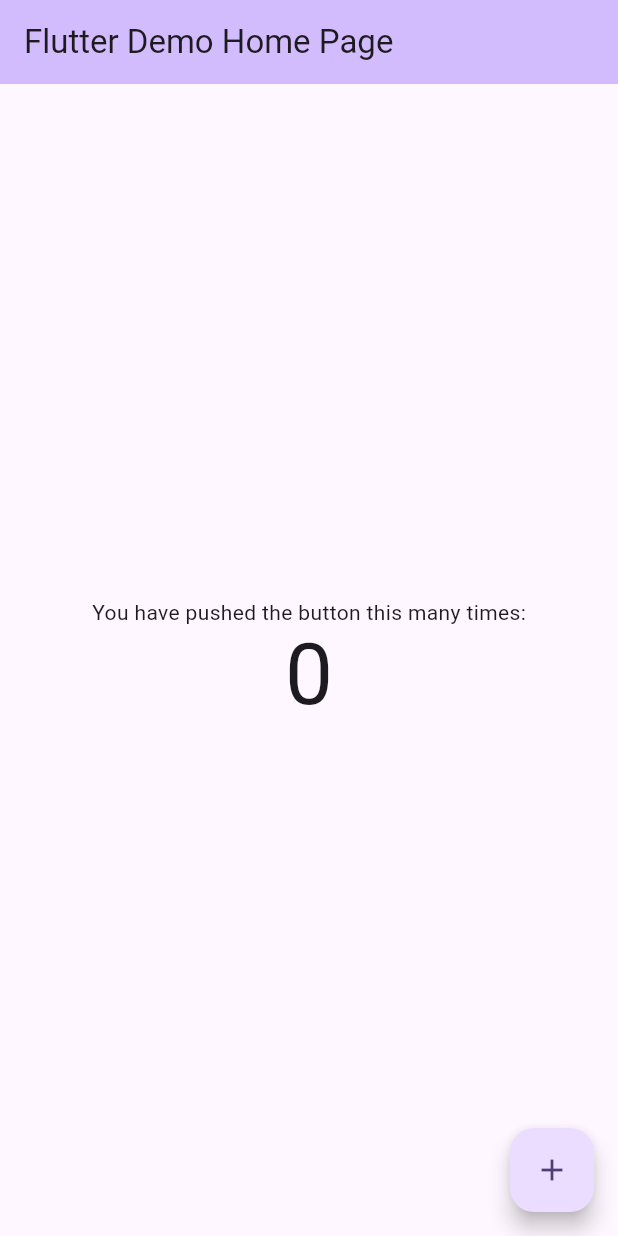
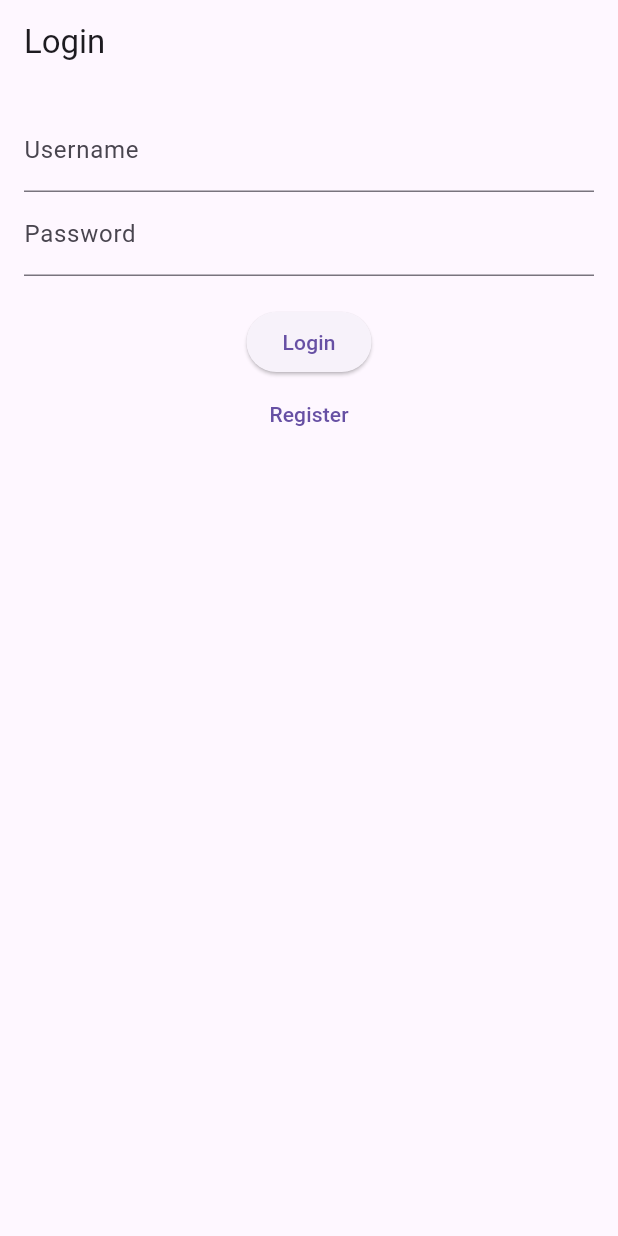
Before and after one commit to chanhuy142/contact_app, a Flutter app: the screen it shows after launch, on a phone screen of 412 x 824 dp. Run offline on Flutter 3.47's test engine with Material 3 defaults, Android fonts, the phone set to English and light mode, and no system bars; our stand-ins replace flutter_bloc.

Commit message:
first commit

```diff
--- a/lib/main.dart
+++ b/lib/main.dart
@@ -1,110 +1,54 @@
 import 'package:flutter/material.dart';
+import 'package:flutter_bloc/flutter_bloc.dart';
+
+import 'blocs/authentication_bloc.dart';
+import 'events/authentication_event.dart';
+import 'states/authentication_state.dart';
+import 'repositories/user_repository.dart';
+import 'screens/login_screen.dart';
+import 'screens/contact_list_screen.dart';
 
 void main() {
-  runApp(const MyApp());
+  runApp(MyApp());
 }
 
 class MyApp extends StatelessWidget {
-  const MyApp({super.key});
+  final UserRepository userRepository = UserRepository();
 
-  // This widget is the root of your application.
+  MyApp({super.key});
+
   @override
   Widget build(BuildContext context) {
     return MaterialApp(
-      title: 'Flutter Demo',
-      theme: ThemeData(
-        // This is the theme of your application.
-        //
-        // TRY THIS: Try running your application with "flutter run". You'll see
-        // the application has a purple toolbar. Then, without quitting the app,
-        // try changing the seedColor in the colorScheme below to Colors.green
-        // and then invoke "hot reload" (save your changes or press the "hot
-        // reload" button in a Flutter-supported IDE, or press "r" if you used
-        // the command line to start the app).
-        //
-        // Notice that the counter didn't reset back to zero; the application
-        // state is not lost during the reload. To reset the state, use hot
-        // restart instead.
-        //
-        // This works for code too, not just values: Most code changes can be
-        // tested with just a hot reload.
-        colorScheme: ColorScheme.fromSeed(seedColor: Colors.deepPurple),
-        useMaterial3: true,
+      title: 'BLoC Pattern App',
+      home: BlocProvider(
+        create: (context) =>
+            AuthenticationBloc(userRepository)..add(AppStarted()),
+        child: App(userRepository: userRepository),
       ),
-      home: const MyHomePage(title: 'Flutter Demo Home Page'),
     );
   }
 }
 
-class MyHomePage extends StatefulWidget {
-  const MyHomePage({super.key, required this.title});
+class App extends StatelessWidget {
+  final UserRepository userRepository;
 
-  // This widget is the home page of your application. It is stateful, meaning
-  // that it has a State object (defined below) that contains fields that affect
-  // how it looks.
-
-  // This class is the configuration for the state. It holds the values (in this
-  // case the title) provided by the parent (in this case the App widget) and
-  // used by the build method of the State. Fields in a Widget subclass are
-  // always marked "final".
-
-  final String title;
-
-  @override
-  State<MyHomePage> createState() => _MyHomePageState();
-}
-
-class _MyHomePageState extends State<MyHomePage> {
-  int _counter = 0;
-
-  void _incrementCounter() {
-    setState(() {
-      // This call to setState tells the Flutter framework that something has
-      // changed in this State, which causes it to rerun the build method below
-      // so that the display can reflect the updated values. If we changed
-      // _counter without calling setState(), then the build method would not be
-      // called again, and so nothing would appear to happen.
-      _counter++;
-    });
-  }
+  const App({required this.userRepository, super.key});
 
   @override
   Widget build(BuildContext context) {
-    // This method is rerun every time setState is called, for instance as done
-    // by the _incrementCounter method above.
-    //
-    // The Flutter framework has been optimized to make rerunning build methods
-    // fast, so that you can just rebuild anything that needs updating rather
-    // than having to individually change instances of widgets.
-    return Scaffold(
-      appBar: AppBar(
-        // TRY THIS: Try changing the color here to a specific color (to
-        // Colors.amber, perhaps?) and trigger a hot reload to see the AppBar
-        // change color while the other colors stay the same.
-        backgroundColor: Theme.of(context).colorScheme.inversePrimary,
-        // Here we take the value from the MyHomePage object that was created by
-        // the App.build method, and use it to set our appbar title.
-        title: Text(widget.title),
-      ),
-      body: Center(
-        child: Column(
-          mainAxisAlignment: MainAxisAlignment.center,
-          children: <Widget>[
-            const Text(
-              'You have pushed the button this many times:',
-            ),
-            Text(
-              '$_counter',
-              style: Theme.of(context).textTheme.displayLarge,
-            ),
-          ],
-        ),
-      ),
-      floatingActionButton: FloatingActionButton(
-        onPressed: _incrementCounter,
-        tooltip: 'Increment',
-        child: const Icon(Icons.add),
-      ), // This trailing comma makes auto-formatting nicer for build methods.
+    return BlocBuilder<AuthenticationBloc, AuthenticationState>(
+      builder: (context, state) {
+        if (state is AuthenticationAuthenticated) {
+          return ContactListScreen();
+        } else if (state is AuthenticationUnauthenticated) {
+          return LoginScreen(userRepository: userRepository);
+        } else {
+          return const Scaffold(
+            body: Center(child: CircularProgressIndicator()),
+          );
+        }
+      },
     );
   }
 }
--- /dev/null
+++ b/lib/screens/login_screen.dart
@@ -0,0 +1,70 @@
+import 'package:flutter/material.dart';
+import 'package:flutter_bloc/flutter_bloc.dart';
+
+import '../blocs/authentication_bloc.dart';
+import '../events/authentication_event.dart';
+import '../repositories/user_repository.dart';
+import 'register_screen.dart';
+
+class LoginScreen extends StatefulWidget {
+  final UserRepository userRepository;
+
+  const LoginScreen({required this.userRepository, super.key});
+
+  @override
+  _LoginScreenState createState() => _LoginScreenState();
+}
+
+class _LoginScreenState extends State<LoginScreen> {
+  final TextEditingController _usernameController = TextEditingController();
+  final TextEditingController _passwordController = TextEditingController();
+
+  void _login() async {
+    bool success = await widget.userRepository.authenticate(
+      _usernameController.text,
+      _passwordController.text,
+    );
+    if (success) {
+      BlocProvider.of<AuthenticationBloc>(context).add(LoggedIn());
+    } else {
+      ScaffoldMessenger.of(context).showSnackBar(
+        const SnackBar(content: Text('Invalid credentials')),
+      );
+    }
+  }
+
+  void _navigateToRegister() {
+    Navigator.of(context).push(
+      MaterialPageRoute(
+        builder: (context) =>
+            RegisterScreen(userRepository: widget.userRepository),
+      ),
+    );
+  }
+
+  @override
+  Widget build(BuildContext context) {
+    return Scaffold(
+      appBar: AppBar(title: const Text('Login')),
+      body: Padding(
+        padding: const EdgeInsets.all(16),
+        child: Column(
+          children: [
+            TextField(
+                controller: _usernameController,
+                decoration: const InputDecoration(labelText: 'Username')),
+            TextField(
+              controller: _passwordController,
+              decoration: const InputDecoration(labelText: 'Password'),
+              obscureText: true,
+            ),
+            const SizedBox(height: 20),
+            ElevatedButton(onPressed: _login, child: const Text('Login')),
+            TextButton(
+                onPressed: _navigateToRegister, child: const Text('Register')),
+          ],
+        ),
+      ),
+    );
+  }
+}
```
Also changed, not shown: lib/screens/add_contact_screen.dart (added, +51 -0 lines), lib/screens/contact_list_screen.dart (added, +75 -0 lines), lib/screens/register_screen.dart (added, +58 -0 lines), 1 other file.
